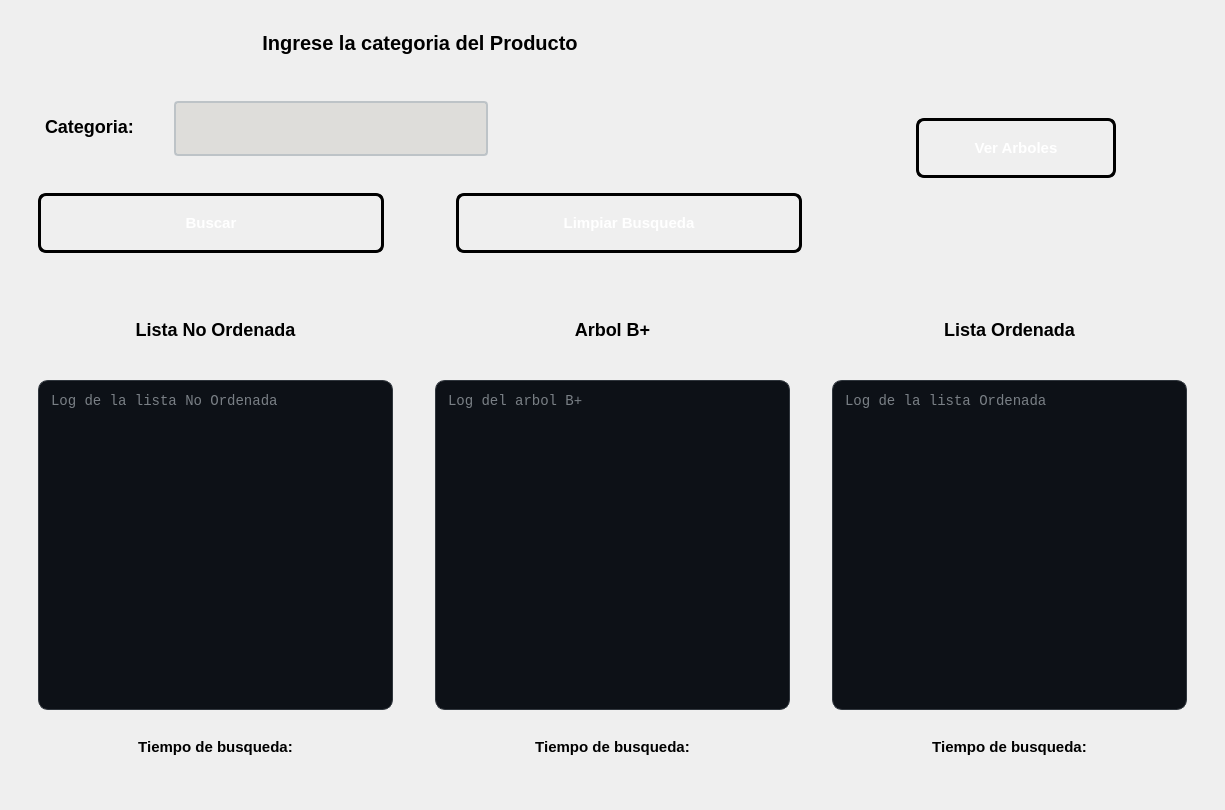
The window that ui/pantallabuscarporcategoria.ui (pablo-mald03/Proyecto-No1-EDD) describes before a commit, drawn with Qt 5.
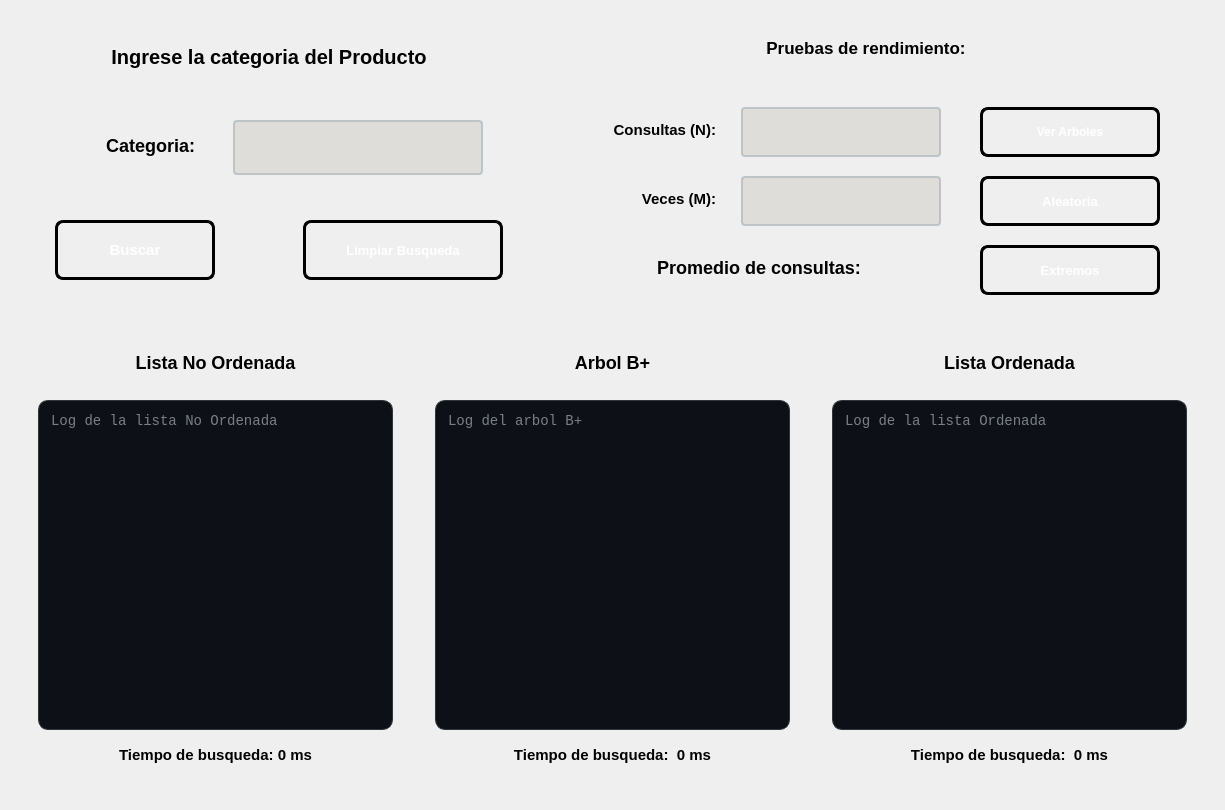
The same window after the commit.

Commit message: Se ha distribuido la UI para poder integrar las pruebas de rendimiento en nombre y categoria

Diff of the .ui file:
```diff
--- a/ui/pantallabuscarporcategoria.ui
+++ b/ui/pantallabuscarporcategoria.ui
@@ -19,7 +19,7 @@
      <property name="minimumSize">
       <size>
        <width>300</width>
-       <height>265</height>
+       <height>310</height>
       </size>
      </property>
      <property name="maximumSize">
@@ -28,20 +28,33 @@
        <height>300</height>
       </size>
      </property>
-     <layout class="QHBoxLayout" name="horizontalLayout_5">
+     <layout class="QHBoxLayout" name="horizontalLayout">
       <item>
+       <widget class="QWidget" name="widget_16" native="true">
+        <property name="minimumSize">
+         <size>
+          <width>520</width>
+          <height>200</height>
+         </size>
+        </property>
+        <property name="maximumSize">
+         <size>
+          <width>520</width>
+          <height>16777215</height>
+         </size>
+        </property>
        <layout class="QVBoxLayout" name="verticalLayout_2">
         <item>
          <widget class="QLabel" name="labelEntrada">
           <property name="minimumSize">
            <size>
-            <width>800</width>
+             <width>480</width>
             <height>50</height>
            </size>
           </property>
           <property name="maximumSize">
            <size>
-            <width>450</width>
+             <width>480</width>
             <height>50</height>
            </size>
           </property>
@@ -72,31 +85,23 @@
          </widget>
         </item>
         <item>
-         <widget class="QWidget" name="widget_16" native="true">
-          <property name="minimumSize">
-           <size>
-            <width>800</width>
-            <height>200</height>
-           </size>
-          </property>
-          <property name="maximumSize">
-           <size>
-            <width>450</width>
-            <height>16777215</height>
-           </size>
-          </property>
+          <widget class="QWidget" name="widget_4" native="true">
           <layout class="QVBoxLayout" name="verticalLayout_3">
            <item>
             <widget class="QWidget" name="widget_2" native="true">
              <property name="minimumSize">
               <size>
-               <width>260</width>
+                <width>480</width>
                <height>80</height>
               </size>
              </property>
-             <layout class="QHBoxLayout" name="horizontalLayout">
-              <item>
-               <layout class="QHBoxLayout" name="horizontalLayout_4">
+              <property name="maximumSize">
+               <size>
+                <width>480</width>
+                <height>16777215</height>
+               </size>
+              </property>
+              <layout class="QHBoxLayout" name="horizontalLayout_3">
                 <item>
                  <widget class="QLabel" name="labelCategoria">
                   <property name="minimumSize">
@@ -105,6 +110,12 @@
                     <height>60</height>
                    </size>
                   </property>
+                 <property name="maximumSize">
+                  <size>
+                   <width>130</width>
+                   <height>16777215</height>
+                  </size>
+                 </property>
                   <property name="styleSheet">
                    <string notr="true">QLabel#labelCategoria {        
  
@@ -127,7 +138,7 @@
                    <string>Categoria:</string>
                   </property>
                   <property name="alignment">
-                   <set>Qt::AlignmentFlag::AlignLeading|Qt::AlignmentFlag::AlignLeft|Qt::AlignmentFlag::AlignVCenter</set>
+                  <set>Qt::AlignmentFlag::AlignRight|Qt::AlignmentFlag::AlignTrailing|Qt::AlignmentFlag::AlignVCenter</set>
                   </property>
                  </widget>
                 </item>
@@ -139,6 +150,12 @@
                     <height>55</height>
                    </size>
                   </property>
+                 <property name="maximumSize">
+                  <size>
+                   <width>250</width>
+                   <height>16777215</height>
+                  </size>
+                 </property>
                   <property name="styleSheet">
                    <string notr="true">QLineEdit#textCategoria {
     border: 2px solid #bdc3c7;
@@ -163,33 +180,24 @@
                   </property>
                  </widget>
                 </item>
-                <item>
-                 <spacer name="horizontalSpacer">
-                  <property name="orientation">
-                   <enum>Qt::Orientation::Horizontal</enum>
-                  </property>
-                  <property name="sizeHint" stdset="0">
-                   <size>
-                    <width>40</width>
-                    <height>20</height>
-                   </size>
-                  </property>
-                 </spacer>
-                </item>
-               </layout>
-              </item>
              </layout>
             </widget>
            </item>
            <item>
-            <widget class="QWidget" name="widget_4" native="true">
+             <widget class="QWidget" name="widget_6" native="true">
              <property name="minimumSize">
               <size>
                <width>260</width>
                <height>80</height>
               </size>
              </property>
-             <layout class="QHBoxLayout" name="horizontalLayout_3">
+              <property name="maximumSize">
+               <size>
+                <width>500</width>
+                <height>300</height>
+               </size>
+              </property>
+              <layout class="QHBoxLayout" name="horizontalLayout_4">
               <item>
                <widget class="QPushButton" name="btnBuscar">
                 <property name="minimumSize">
@@ -198,6 +206,12 @@
                   <height>60</height>
                  </size>
                 </property>
+                 <property name="maximumSize">
+                  <size>
+                   <width>160</width>
+                   <height>16777215</height>
+                  </size>
+                 </property>
                 <property name="styleSheet">
                  <string notr="true">QPushButton#btnBuscar {
     background-color: qlineargradient(spread:pad, x1:0, y1:0, x2:1, y2:1, 
@@ -255,10 +269,16 @@
                <widget class="QPushButton" name="btnLimpiar">
                 <property name="minimumSize">
                  <size>
-                  <width>160</width>
+                   <width>200</width>
                   <height>60</height>
                  </size>
                 </property>
+                 <property name="maximumSize">
+                  <size>
+                   <width>200</width>
+                   <height>16777215</height>
+                  </size>
+                 </property>
                 <property name="styleSheet">
                  <string notr="true">QPushButton#btnLimpiar {
     background-color: qlineargradient(spread:pad, x1:0, y1:0, x2:1, y2:1, 
@@ -270,7 +290,7 @@
     
     color: white;
     font-family: &quot;Arial Black&quot;, Gadget, sans-serif;
-    font-size: 15px;
+    font-size: 13px;
     font-weight: bold;
     text-transform: uppercase;
     
@@ -303,41 +323,321 @@
          </widget>
         </item>
        </layout>
+       </widget>
       </item>
       <item>
        <widget class="QWidget" name="widget_5" native="true">
         <property name="minimumSize">
          <size>
-          <width>360</width>
+          <width>500</width>
           <height>230</height>
          </size>
         </property>
+        <layout class="QVBoxLayout" name="verticalLayout_4">
+         <property name="leftMargin">
+          <number>5</number>
+         </property>
+         <property name="topMargin">
+          <number>5</number>
+         </property>
+         <property name="rightMargin">
+          <number>5</number>
+         </property>
+         <property name="bottomMargin">
+          <number>5</number>
+         </property>
+         <item>
+          <widget class="QLabel" name="labelPruebas">
+           <property name="minimumSize">
+            <size>
+             <width>630</width>
+             <height>40</height>
+            </size>
+           </property>
+           <property name="maximumSize">
+            <size>
+             <width>630</width>
+             <height>40</height>
+            </size>
+           </property>
+           <property name="styleSheet">
+            <string notr="true">QLabel#labelPruebas {        
+ 
+    color: qlineargradient(x1:0, y1:0, x2:1, y2:1, 
+	stop:0 rgb(0, 0, 0), 
+	stop:1 rgb(77, 5, 57));
+
+  	 font-size: 17px;
+    font-weight: bold;
+    font-family: &quot;Segoe UI&quot;, Arial;
+    
+    background: transparent;
+    padding: 2px;
+    margin-bottom: 5px;
+}
+
+</string>
+           </property>
+           <property name="text">
+            <string>Pruebas de rendimiento:</string>
+           </property>
+           <property name="alignment">
+            <set>Qt::AlignmentFlag::AlignCenter</set>
+           </property>
+          </widget>
+         </item>
+         <item>
+          <widget class="QWidget" name="widget_7" native="true">
+           <property name="minimumSize">
+            <size>
+             <width>500</width>
+             <height>250</height>
+            </size>
+           </property>
+           <layout class="QHBoxLayout" name="horizontalLayout_5">
+            <item>
+             <widget class="QWidget" name="widget_8" native="true">
+              <property name="minimumSize">
+               <size>
+                <width>350</width>
+                <height>200</height>
+               </size>
+              </property>
+              <layout class="QVBoxLayout" name="verticalLayout_8">
+               <item>
+                <layout class="QHBoxLayout" name="horizontalLayout_7">
+                 <item>
+                  <widget class="QLabel" name="labelConsultas">
+                   <property name="minimumSize">
+                    <size>
+                     <width>140</width>
+                     <height>50</height>
+                    </size>
+                   </property>
+                   <property name="maximumSize">
+                    <size>
+                     <width>140</width>
+                     <height>50</height>
+                    </size>
+                   </property>
+                   <property name="styleSheet">
+                    <string notr="true">QLabel#labelConsultas {        
+ 
+    color: qlineargradient(x1:0, y1:0, x2:1, y2:1, 
+	stop:0 rgb(0, 0, 0), 
+	stop:1 rgb(8, 2, 48));
+
+  	 font-size: 15px;
+    font-weight: bold;
+    font-family: &quot;Segoe UI&quot;, Arial;
+    
+    background: transparent;
+    padding: 2px;
+    margin-bottom: 5px;
+}
+
+</string>
+                   </property>
+                   <property name="text">
+                    <string>Consultas (N):</string>
+                   </property>
+                   <property name="alignment">
+                    <set>Qt::AlignmentFlag::AlignRight|Qt::AlignmentFlag::AlignTrailing|Qt::AlignmentFlag::AlignVCenter</set>
+                   </property>
+                  </widget>
+                 </item>
+                 <item>
+                  <widget class="QLineEdit" name="textConsulta">
+                   <property name="minimumSize">
+                    <size>
+                     <width>200</width>
+                     <height>50</height>
+                    </size>
+                   </property>
+                   <property name="maximumSize">
+                    <size>
+                     <width>200</width>
+                     <height>50</height>
+                    </size>
+                   </property>
+                   <property name="styleSheet">
+                    <string notr="true">QLineEdit#textConsulta {
+    border: 2px solid #bdc3c7;
+    border-radius: 4px;
+    padding: 5px 10px;
+    background-color: rgb(222, 221, 218);
+	font-size: 15px;
+    color: black;
+    selection-background-color: #3498db;
+}
+
+QLineEdit#textConsulta:focus {
+    border: 2px solid #3498db;
+    background-color: #ffffff;
+}
+
+QLineEdit#textConsulta:disabled {
+    background-color: rgba(0, 0, 0, 50);
+    color: rgba(255, 255, 255, 60);      
+    border: 1px dashed rgba(255, 255, 255, 30); 
+}</string>
+                   </property>
+                  </widget>
+                 </item>
+                </layout>
+               </item>
+               <item>
         <layout class="QHBoxLayout" name="horizontalLayout_6">
          <item>
-          <spacer name="horizontalSpacer_2">
-           <property name="orientation">
-            <enum>Qt::Orientation::Horizontal</enum>
-           </property>
-           <property name="sizeHint" stdset="0">
+                  <widget class="QLabel" name="labelVeces">
+                   <property name="minimumSize">
+                    <size>
+                     <width>140</width>
+                     <height>50</height>
+                    </size>
+                   </property>
+                   <property name="maximumSize">
             <size>
-             <width>40</width>
-             <height>20</height>
-            </size>
-           </property>
-          </spacer>
-         </item>
+                     <width>140</width>
+                     <height>50</height>
+                    </size>
+                   </property>
+                   <property name="styleSheet">
+                    <string notr="true">QLabel#labelVeces {        
+ 
+    color: qlineargradient(x1:0, y1:0, x2:1, y2:1, 
+	stop:0 rgb(0, 0, 0), 
+	stop:1 rgb(8, 2, 48));
+
+  	 font-size: 15px;
+    font-weight: bold;
+    font-family: &quot;Segoe UI&quot;, Arial;
+    
+    background: transparent;
+    padding: 2px;
+    margin-bottom: 5px;
+}
+
+</string>
+                   </property>
+                   <property name="text">
+                    <string>Veces (M):</string>
+                   </property>
+                   <property name="alignment">
+                    <set>Qt::AlignmentFlag::AlignRight|Qt::AlignmentFlag::AlignTrailing|Qt::AlignmentFlag::AlignVCenter</set>
+                   </property>
+                  </widget>
+                 </item>
+                 <item>
+                  <widget class="QLineEdit" name="textVeces">
+                   <property name="minimumSize">
+                    <size>
+                     <width>200</width>
+                     <height>50</height>
+                    </size>
+                   </property>
+                   <property name="maximumSize">
+                    <size>
+                     <width>200</width>
+                     <height>50</height>
+                    </size>
+                   </property>
+                   <property name="styleSheet">
+                    <string notr="true">QLineEdit#textVeces {
+    border: 2px solid #bdc3c7;
+    border-radius: 4px;
+    padding: 5px 10px;
+    background-color: rgb(222, 221, 218);
+	font-size: 15px;
+    color: black;
+    selection-background-color: #3498db;
+}
+
+QLineEdit#textVeces:focus {
+    border: 2px solid #3498db;
+    background-color: #ffffff;
+}
+
+QLineEdit#textVeces:disabled {
+    background-color: rgba(0, 0, 0, 50);
+    color: rgba(255, 255, 255, 60);      
+    border: 1px dashed rgba(255, 255, 255, 30); 
+}</string>
+                   </property>
+                  </widget>
+                 </item>
+                </layout>
+               </item>
+               <item>
+                <widget class="QLabel" name="labelPromedio">
+                 <property name="minimumSize">
+                  <size>
+                   <width>380</width>
+                   <height>50</height>
+                  </size>
+                 </property>
+                 <property name="maximumSize">
+                  <size>
+                   <width>380</width>
+                   <height>50</height>
+                  </size>
+                 </property>
+                 <property name="styleSheet">
+                  <string notr="true">QLabel#labelPromedio {        
+ 
+    color: qlineargradient(x1:0, y1:0, x2:1, y2:1, 
+	stop:0 rgb(0, 0, 0), 
+	stop:1 rgb(8, 2, 48));
+
+  	 font-size: 18px;
+    font-weight: bold;
+    font-family: &quot;Segoe UI&quot;, Arial;
+    
+    background: transparent;
+    padding: 2px;
+    margin-bottom: 5px;
+}
+
+</string>
+                 </property>
+                 <property name="text">
+                  <string>Promedio de consultas:</string>
+                 </property>
+                 <property name="alignment">
+                  <set>Qt::AlignmentFlag::AlignCenter</set>
+                 </property>
+                </widget>
+               </item>
+              </layout>
+             </widget>
+            </item>
+            <item>
+             <widget class="QWidget" name="widget_13" native="true">
+              <property name="minimumSize">
+               <size>
+                <width>220</width>
+                <height>200</height>
+               </size>
+              </property>
+              <property name="maximumSize">
+               <size>
+                <width>180</width>
+                <height>16777215</height>
+               </size>
+              </property>
+              <layout class="QVBoxLayout" name="verticalLayout_9">
          <item>
           <widget class="QPushButton" name="btnVerArboles">
            <property name="minimumSize">
             <size>
-             <width>200</width>
-             <height>60</height>
+                   <width>180</width>
+                   <height>50</height>
             </size>
            </property>
            <property name="maximumSize">
             <size>
-             <width>150</width>
-             <height>16777215</height>
+                   <width>180</width>
+                   <height>50</height>
             </size>
            </property>
            <property name="styleSheet">
@@ -351,7 +651,7 @@
     
     color: white;
     font-family: &quot;Arial Black&quot;, Gadget, sans-serif;
-    font-size: 15px;
+    font-size: 12px;
     font-weight: bold;
     text-transform: uppercase;
     
@@ -378,17 +678,112 @@
           </widget>
          </item>
          <item>
-          <spacer name="horizontalSpacer_3">
-           <property name="orientation">
-            <enum>Qt::Orientation::Horizontal</enum>
-           </property>
-           <property name="sizeHint" stdset="0">
+                <widget class="QPushButton" name="btnAleatorio">
+                 <property name="minimumSize">
+                  <size>
+                   <width>180</width>
+                   <height>50</height>
+                  </size>
+                 </property>
+                 <property name="maximumSize">
             <size>
-             <width>40</width>
-             <height>20</height>
-            </size>
-           </property>
-          </spacer>
+                   <width>180</width>
+                   <height>50</height>
+                  </size>
+                 </property>
+                 <property name="styleSheet">
+                  <string notr="true">QPushButton#btnAleatorio {
+    background-color: qlineargradient(spread:pad, x1:0, y1:0, x2:1, y2:1, 
+                        stop:0 rgb(255, 120, 0), 
+                        stop:1 rgb(38, 162, 105));
+    
+    border: 3px solid black;
+    border-radius: 8px;
+    
+    color: white;
+    font-family: &quot;Arial Black&quot;, Gadget, sans-serif;
+    font-size: 13px;
+    font-weight: bold;
+    text-transform: uppercase;
+    
+    padding: 10px 25px;
+}
+
+QPushButton#btnAleatorio:hover {
+    background-color: qlineargradient(spread:pad, x1:0, y1:0, x2:1, y2:1, 
+                        stop:0 rgb(77, 5, 57), 
+                        stop:1 rgb(143, 240, 164));
+    border-color: #f1c40f;
+}
+
+
+QPushButton#btnAleatorio:pressed {
+    background-color: #2c3e50;
+    padding-top: 12px;
+    padding-left: 27px;
+}</string>
+                 </property>
+                 <property name="text">
+                  <string>Aleatoria</string>
+                 </property>
+                </widget>
+               </item>
+               <item>
+                <widget class="QPushButton" name="btnExtremos">
+                 <property name="minimumSize">
+                  <size>
+                   <width>180</width>
+                   <height>50</height>
+                  </size>
+                 </property>
+                 <property name="maximumSize">
+                  <size>
+                   <width>180</width>
+                   <height>50</height>
+                  </size>
+                 </property>
+                 <property name="styleSheet">
+                  <string notr="true">QPushButton#btnExtremos {
+    background-color: qlineargradient(spread:pad, x1:0, y1:0, x2:1, y2:1, 
+                        stop:0 rgb(255, 120, 0), 
+                        stop:1 rgb(77, 5, 57));
+    
+    border: 3px solid black;
+    border-radius: 8px;
+    
+    color: white;
+    font-family: &quot;Arial Black&quot;, Gadget, sans-serif;
+    font-size: 13px;
+    font-weight: bold;
+    text-transform: uppercase;
+    
+    padding: 10px 25px;
+}
+
+QPushButton#btnExtremos:hover {
+    background-color: qlineargradient(spread:pad, x1:0, y1:0, x2:1, y2:1, 
+                        stop:0 rgb(77, 5, 57), 
+                        stop:1 rgb(143, 240, 164));
+    border-color: #f1c40f;
+}
+
+
+QPushButton#btnExtremos:pressed {
+    background-color: #2c3e50;
+    padding-top: 12px;
+    padding-left: 27px;
+}</string>
+                 </property>
+                 <property name="text">
+                  <string>Extremos</string>
+                 </property>
+                </widget>
+               </item>
+              </layout>
+             </widget>
+            </item>
+           </layout>
+          </widget>
          </item>
         </layout>
        </widget>
@@ -468,7 +863,7 @@
            <property name="minimumSize">
             <size>
              <width>0</width>
-             <height>420</height>
+             <height>400</height>
             </size>
            </property>
            <property name="maximumSize">
@@ -516,6 +911,12 @@
                 <height>50</height>
                </size>
               </property>
+              <property name="maximumSize">
+               <size>
+                <width>16777215</width>
+                <height>50</height>
+               </size>
+              </property>
               <property name="styleSheet">
                <string notr="true">QLabel#labelTiempoNoOrdenada {        
  
@@ -535,7 +936,7 @@
 </string>
               </property>
               <property name="text">
-               <string>Tiempo de busqueda:</string>
+               <string>Tiempo de busqueda: 0 ms</string>
               </property>
               <property name="alignment">
                <set>Qt::AlignmentFlag::AlignCenter</set>
@@ -602,7 +1003,7 @@
            <property name="minimumSize">
             <size>
              <width>0</width>
-             <height>420</height>
+             <height>400</height>
             </size>
            </property>
            <property name="maximumSize">
@@ -650,6 +1051,12 @@
                 <height>50</height>
                </size>
               </property>
+              <property name="maximumSize">
+               <size>
+                <width>16777215</width>
+                <height>50</height>
+               </size>
+              </property>
               <property name="styleSheet">
                <string notr="true">QLabel#labelTiempoBMas{        
  
@@ -669,7 +1076,7 @@
 </string>
               </property>
               <property name="text">
-               <string>Tiempo de busqueda:</string>
+               <string>Tiempo de busqueda:  0 ms</string>
               </property>
               <property name="alignment">
                <set>Qt::AlignmentFlag::AlignCenter</set>
@@ -736,7 +1143,7 @@
            <property name="minimumSize">
             <size>
              <width>0</width>
-             <height>420</height>
+             <height>400</height>
             </size>
            </property>
            <property name="maximumSize">
@@ -784,6 +1191,12 @@
                 <height>50</height>
                </size>
               </property>
+              <property name="maximumSize">
+               <size>
+                <width>16777215</width>
+                <height>50</height>
+               </size>
+              </property>
               <property name="styleSheet">
                <string notr="true">QLabel#labelTiempoOrdenada {        
  
@@ -803,7 +1216,7 @@
 </string>
               </property>
               <property name="text">
-               <string>Tiempo de busqueda:</string>
+               <string>Tiempo de busqueda:  0 ms</string>
               </property>
               <property name="alignment">
                <set>Qt::AlignmentFlag::AlignCenter</set>
```
Lines whose indentation alone changed are shown as unchanged. The commit also changes 3 other files.
